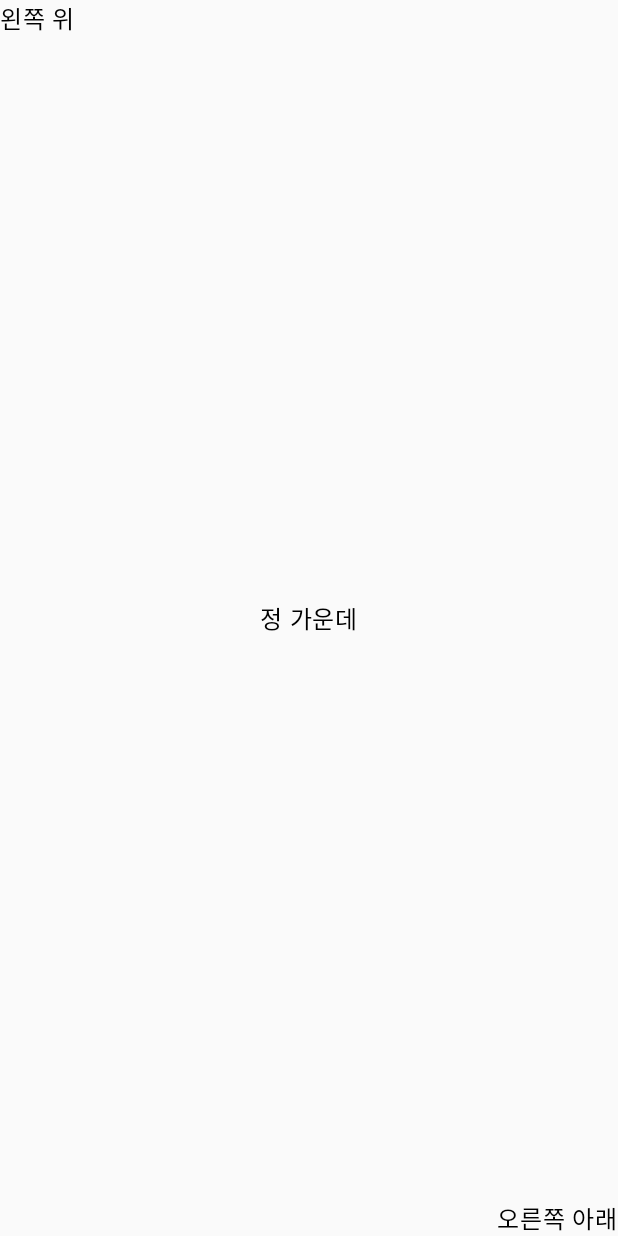
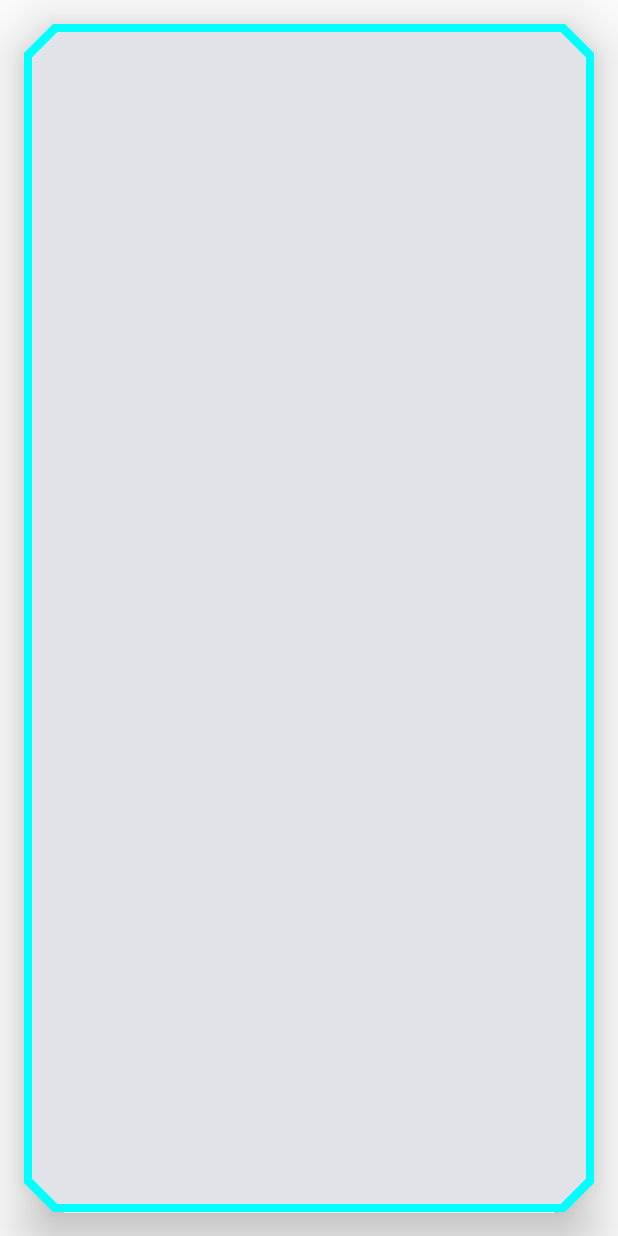
Before and after one commit to posite/Jetpack-Compose-exercise, an Android app built with Jetpack Compose: the screen it shows after launch (MainActivity), on a phone screen of 412 x 824 dp. Before the commit the screen is almost empty. Run offline under Robolectric (Android 15) with nearby library versions, the phone set to English and light mode, and no system bars; our stand-ins replace Dagger/Hilt's generated code.

Commit message:
feat: card 실습
Card: 기본은 모서리 둥근 layout인거 같음 이외에도 사각형이나 모서리가 파인 사각형 등 편하게 꾸미기 가능

```diff
--- a/app/src/main/java/com/posite/compose1/presentation/layout/MainActivity.kt
+++ b/app/src/main/java/com/posite/compose1/presentation/layout/MainActivity.kt
@@ -6,6 +6,7 @@ import android.widget.Toast
 import androidx.activity.ComponentActivity
 import androidx.activity.compose.setContent
 import androidx.activity.viewModels
+import androidx.compose.foundation.BorderStroke
 import androidx.compose.foundation.Image
 import androidx.compose.foundation.layout.Box
 import androidx.compose.foundation.layout.Column
@@ -14,9 +15,12 @@ import androidx.compose.foundation.layout.fillMaxSize
 import androidx.compose.foundation.layout.fillMaxWidth
 import androidx.compose.foundation.layout.height
 import androidx.compose.foundation.layout.padding
+import androidx.compose.foundation.shape.CutCornerShape
 import androidx.compose.foundation.text.ClickableText
 import androidx.compose.material3.Button
 import androidx.compose.material3.ButtonDefaults
+import androidx.compose.material3.Card
+import androidx.compose.material3.CardDefaults
 import androidx.compose.material3.Divider
 import androidx.compose.material3.Icon
 import androidx.compose.material3.IconButton
@@ -65,7 +69,8 @@ class MainActivity : ComponentActivity() {
                 //olumnEx()
                 //FieldsEx()
                 //ImageEx()
-                BoxEx()
+                //BoxEx()
+                CardEx()
             }
         }
     }
@@ -257,6 +262,25 @@ class MainActivity : ComponentActivity() {
         }
     }
 
+    @Composable
+    fun CardEx() {
+        Card(
+            modifier = Modifier
+                .fillMaxSize()
+                .padding(16.dp),
+            border = BorderStroke(5.dp, Color.Cyan),
+            shape = CutCornerShape(20.dp),
+            elevation = CardDefaults.cardElevation(defaultElevation = 20.dp)
+        ) {
+
+        }
+    }
+
+    @Composable
+    fun WebViewEx() {
+
+    }
+
     @Preview(showBackground = true)
     @Composable
     fun GreetingPreview() {
@@ -265,7 +289,8 @@ class MainActivity : ComponentActivity() {
             //ButtonEx()
             //ColumnEx()
             // FieldsEx()
-            BoxEx()
+            //BoxEx()
+            CardEx()
         }
     }
 }
```
